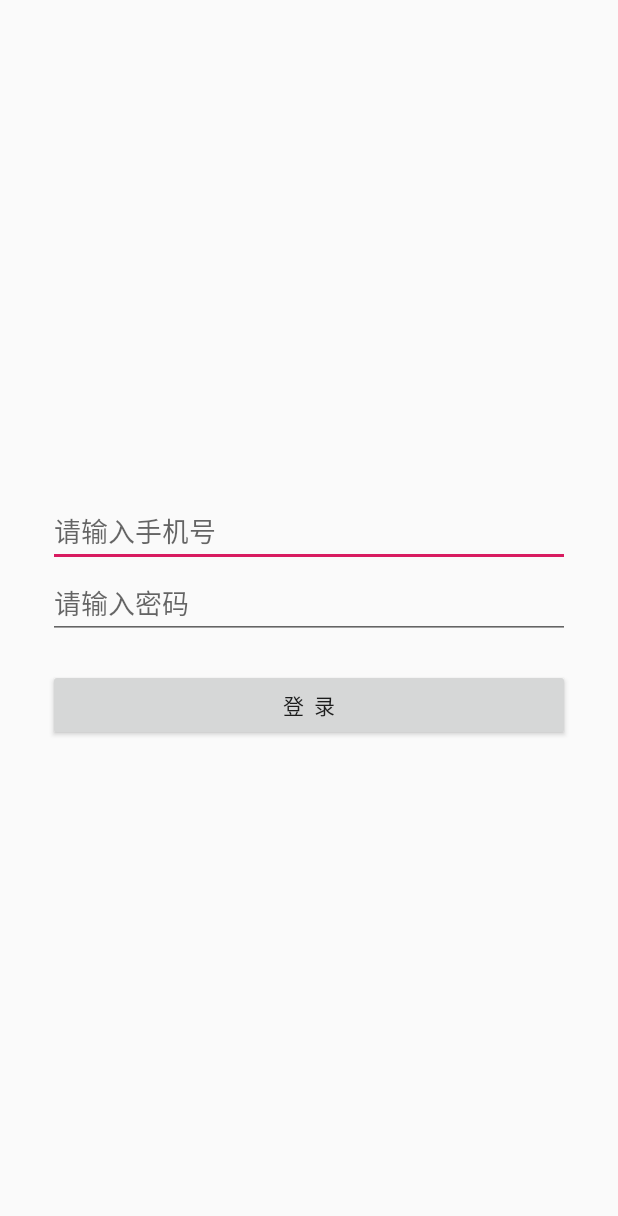
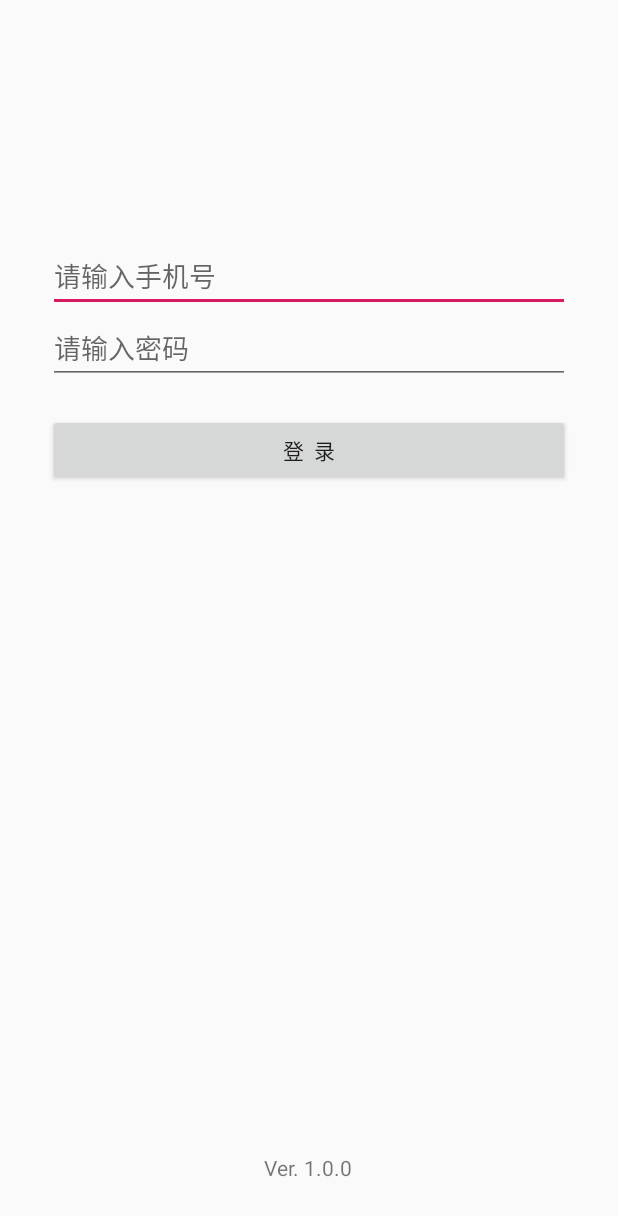
Before and after one commit to suqinglin/DeviceCollectClient, an Android app: the layout activity_login.xml on its own in the app's theme, with its tools: preview values and no code run, on a phone screen of 412 x 824 dp. Shown: the top 1216 px of the screen. Run offline under Robolectric (Android 15) with nearby library versions, the phone set to English and light mode, and no system bars.

Commit message:
登录页面增加版本号显示
(cherry picked from commit 4ecd32c)

```diff
--- a/app/build.gradle
+++ b/app/build.gradle
@@ -10,9 +10,9 @@ android {
         applicationId "com.nexless.devicecollect"
         minSdkVersion 21
         targetSdkVersion 28
-        versionCode 2
-        flavorDimensions "2"
-        versionName "1.2"
+        versionCode 3
+        flavorDimensions "3"
+        versionName "1.3"
         testInstrumentationRunner "android.support.test.runner.AndroidJUnitRunner"
     }
     buildTypes {
--- a/app/src/main/java/com/nexless/devicecollect/activity/LoginActivity.java
+++ b/app/src/main/java/com/nexless/devicecollect/activity/LoginActivity.java
@@ -5,8 +5,10 @@ import android.os.Bundle;
 import android.text.TextUtils;
 import android.view.View;
 import android.widget.EditText;
+import android.widget.TextView;
 
 import com.nexless.ccommble.util.CommLog;
+import com.nexless.ccommble.util.CommUtil;
 import com.nexless.devicecollect.R;
 import com.nexless.devicecollect.httpservice.RxHelper;
 import com.nexless.devicecollect.httpservice.ServiceFactory;
@@ -38,6 +40,8 @@ public class LoginActivity extends BaseActivity implements View.OnClickListener
         mEdtUserPhone.setText(AppPreference.getString(AppPreference.USER_PHONE, ""));
         mEdtPassword.setText(AppPreference.getString(AppPreference.USER_PASSWORD, ""));
         findViewById(R.id.btn_login).setOnClickListener(this);
+        TextView tvVersion = findViewById(R.id.tv_login_version);
+        tvVersion.setText("Ver. " + CommUtil.getVersionName(this));
     }
 
     @Override
--- a/app/src/main/res/layout/activity_login.xml
+++ b/app/src/main/res/layout/activity_login.xml
@@ -11,6 +11,7 @@
         android:layout_width="match_parent"
         android:layout_height="wrap_content"
         android:hint="请输入手机号"
+        android:layout_marginTop="160dp"
         android:inputType="phone"/>
 
     <EditText
@@ -27,4 +28,16 @@
         android:layout_marginTop="20dp"
         android:text="登  录"/>
 
+
+    <TextView
+        android:id="@+id/tv_login_version"
+        android:layout_width="wrap_content"
+        android:layout_height="0dp"
+        android:layout_weight="1"
+        android:layout_gravity="center_horizontal"
+        android:gravity="bottom"
+        android:layout_marginTop="12dp"
+        android:layout_marginBottom="36dp"
+        android:text="Ver. 1.0.0" />
+
 </LinearLayout>
```
